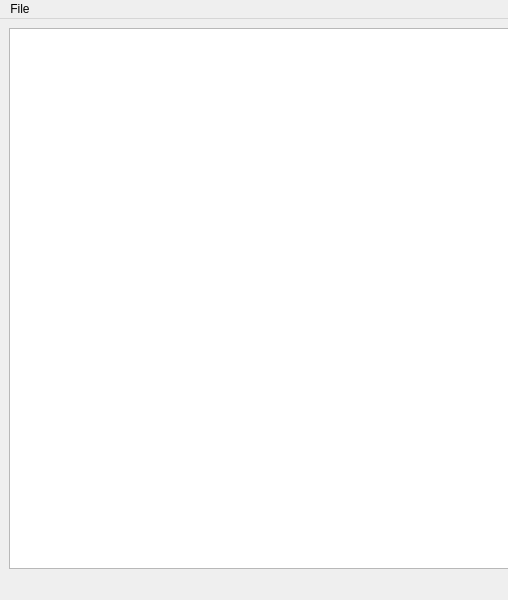
The window that ui/MainWindow.ui (MarcosVieira71/editor) describes before a commit, drawn with Qt 5; both pictures show x 0 to 508 and y 0 to 600 of the 800 by 600 pixel window.
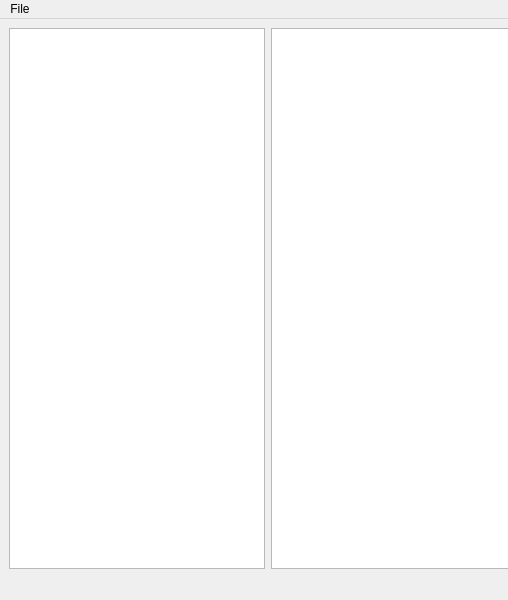
The same window after the commit.

The edit to the form file:
```diff
--- a/ui/MainWindow.ui
+++ b/ui/MainWindow.ui
@@ -14,8 +14,11 @@
    <string>Editor</string>
   </property>
   <widget class="QWidget" name="centralwidget">
-   <layout class="QGridLayout" name="gridLayout">
-    <item row="0" column="0">
+   <layout class="QGridLayout" name="gridLayout" columnstretch="1,4">
+    <property name="horizontalSpacing">
+     <number>6</number>
+    </property>
+    <item row="0" column="1">
      <widget class="QGraphicsView" name="graphicsView">
       <property name="sizePolicy">
        <sizepolicy hsizetype="Expanding" vsizetype="Expanding">
@@ -25,6 +28,24 @@
       </property>
      </widget>
     </item>
+    <item row="0" column="0">
+     <widget class="QTreeWidget" name="treeWidget">
+      <property name="sizePolicy">
+       <sizepolicy hsizetype="MinimumExpanding" vsizetype="Minimum">
+        <horstretch>0</horstretch>
+        <verstretch>0</verstretch>
+       </sizepolicy>
+      </property>
+      <attribute name="headerVisible">
+       <bool>false</bool>
+      </attribute>
+      <column>
+       <property name="text">
+        <string notr="true">1</string>
+       </property>
+      </column>
+     </widget>
+    </item>
    </layout>
   </widget>
   <widget class="QMenuBar" name="menubar">
```
